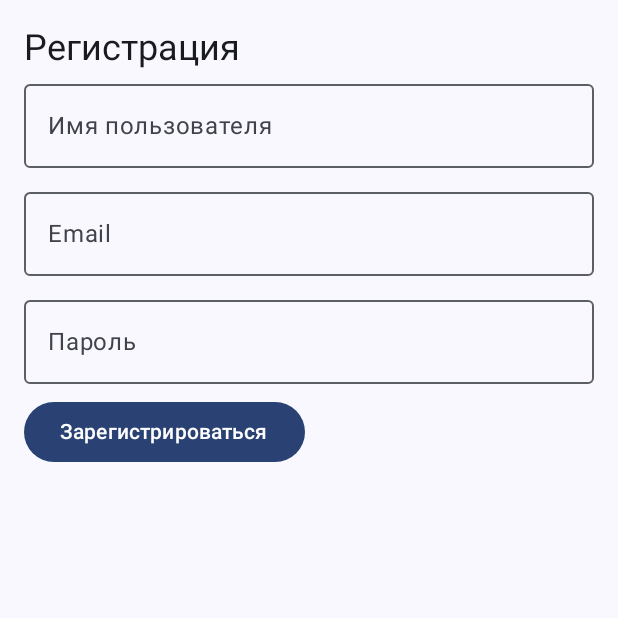
After one commit to Dzitchi/BGWF, an Android app built with Jetpack Compose: the composable RegisterScreen shown on its own in the app's theme, on a phone screen of 412 x 824 dp, the top half of it. The commit adds this screen. Run offline under Robolectric (Android 15) with nearby library versions, the phone set to English and light mode, and no system bars.

Commit message:
add login and register

```diff
--- a/app/src/main/java/com/example/bgwf/model/User.kt
+++ b/app/src/main/java/com/example/bgwf/model/User.kt
@@ -1,7 +1,7 @@
 package com.example.bgwf.model
 
 data class User(
-    val id: Int,
     val username: String,
-    val email: String
+    val email: String,
+    val password: String
 )
--- a/app/src/main/java/com/example/bgwf/ui/MyGamesScreen.kt
+++ b/app/src/main/java/com/example/bgwf/ui/MyGamesScreen.kt
@@ -1,4 +1,4 @@
-package com.example.bgwf.ui.screens
+package com.example.bgwf.ui
 
 import androidx.compose.foundation.layout.*
 import androidx.compose.material3.*
--- /dev/null
+++ b/app/src/main/java/com/example/bgwf/ui/RegisterScreen.kt
@@ -0,0 +1,73 @@
+package com.example.bgwf.ui
+
+import androidx.compose.foundation.layout.*
+import androidx.compose.material3.*
+import androidx.compose.runtime.*
+import androidx.compose.ui.Modifier
+import com.example.bgwf.api.RetrofitClient
+import kotlinx.coroutines.launch
+import androidx.compose.ui.unit.dp
+import androidx.compose.ui.text.input.PasswordVisualTransformation
+import com.example.bgwf.model.User
+
+@Composable
+fun RegisterScreen() {
+    var username by remember { mutableStateOf("") }
+    var email by remember { mutableStateOf("") }
+    var password by remember { mutableStateOf("") }
+    var errorMessage by remember { mutableStateOf("") }
+    var successMessage by remember { mutableStateOf("") }
+    val scope = rememberCoroutineScope()
+
+    Column(modifier = Modifier.padding(16.dp)) {
+        Text("Регистрация", style = MaterialTheme.typography.headlineSmall)
+
+        OutlinedTextField(
+            value = username,
+            onValueChange = { username = it },
+            label = { Text("Имя пользователя") },
+            modifier = Modifier.fillMaxWidth().padding(bottom = 8.dp)
+        )
+
+        OutlinedTextField(
+            value = email,
+            onValueChange = { email = it },
+            label = { Text("Email") },
+            modifier = Modifier.fillMaxWidth().padding(bottom = 8.dp)
+        )
+
+        OutlinedTextField(
+            value = password,
+            onValueChange = { password = it },
+            label = { Text("Пароль") },
+            modifier = Modifier.fillMaxWidth().padding(bottom = 8.dp),
+            visualTransformation = PasswordVisualTransformation()
+        )
+
+        Button(onClick = {
+            scope.launch {
+                try {
+                    val user = User(username, email, password)
+                    val response = RetrofitClient.apiService.register(user)
+                    if (response.isSuccessful) {
+                        successMessage = "Регистрация успешна"
+                    } else {
+                        errorMessage = "Ошибка регистрации"
+                    }
+                } catch (e: Exception) {
+                    errorMessage = e.message ?: "Ошибка регистрации"
+                }
+            }
+        }) {
+            Text("Зарегистрироваться")
+        }
+
+        if (errorMessage.isNotEmpty()) {
+            Text("Ошибка: $errorMessage", color = MaterialTheme.colorScheme.error)
+        }
+
+        if (successMessage.isNotEmpty()) {
+            Text("Успех: $successMessage", color = MaterialTheme.colorScheme.primary)
+        }
+    }
+}
--- a/app/src/main/java/com/example/bgwf/ui/SearchScreen.kt
+++ b/app/src/main/java/com/example/bgwf/ui/SearchScreen.kt
@@ -1,4 +1,4 @@
-package com.example.bgwf.ui.screens
+package com.example.bgwf.ui
 
 import androidx.compose.foundation.layout.*
 import androidx.compose.foundation.lazy.LazyColumn
```
Also changed, not shown: app/build.gradle.kts (+14 -0 lines), app/src/main/java/com/example/bgwf/api/ApiService.kt (+11 -0 lines), app/src/main/java/com/example/bgwf/model/Login.kt (added, +14 -0 lines), app/src/main/java/com/example/bgwf/ui/LoginScreen.kt (added, +61 -0 lines), app/src/main/java/com/example/bgwf/ui/MainScreen.kt (+22 -7 lines).
